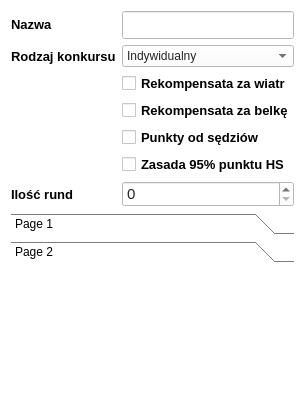
Old version of the form UI/EditorWidgets/CompetitionRulesEditorWidget.ui in the repository SiekamCebule/sj-sim.
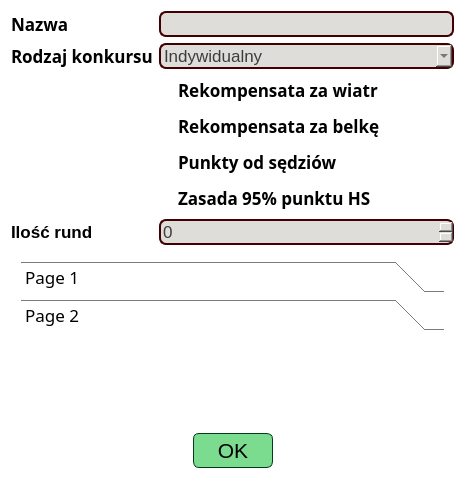
New version of the form. The open tabs and pages were chosen to show the change.

Diff of the .ui file:
```diff
--- a/UI/EditorWidgets/CompetitionRulesEditorWidget.ui
+++ b/UI/EditorWidgets/CompetitionRulesEditorWidget.ui
@@ -6,25 +6,26 @@
    <rect>
     <x>0</x>
     <y>0</y>
-    <width>296</width>
-    <height>403</height>
+    <width>465</width>
+    <height>479</height>
    </rect>
   </property>
   <property name="windowTitle">
    <string>Form</string>
   </property>
   <property name="styleSheet">
-   <string notr="true">background-color: rgb(255, 255, 255);
+   <string notr="true">background: transparent;
 color: black;</string>
   </property>
-  <layout class="QVBoxLayout" name="verticalLayout">
+  <layout class="QVBoxLayout" name="verticalLayout_2">
    <item>
     <layout class="QFormLayout" name="formLayout">
      <item row="0" column="0">
       <widget class="QLabel" name="label">
        <property name="font">
         <font>
-         <pointsize>10</pointsize>
+         <family>Quicksand Medium</family>
+         <pointsize>13</pointsize>
          <bold>true</bold>
         </font>
        </property>
@@ -41,7 +42,12 @@
         </font>
        </property>
        <property name="styleSheet">
-        <string notr="true">color: rgb(35, 35, 35);</string>
+        <string notr="true">QWidget{
+	background-color: rgb(222, 221, 218);
+	color: rgb(60, 60, 60);
+	border: 2px solid rgb(65, 0, 0);
+	border-radius: 7px;
+}</string>
        </property>
       </widget>
      </item>
@@ -49,7 +55,8 @@
       <widget class="QLabel" name="label_6">
        <property name="font">
         <font>
-         <pointsize>10</pointsize>
+         <family>Quicksand Medium</family>
+         <pointsize>13</pointsize>
          <bold>true</bold>
         </font>
        </property>
@@ -60,8 +67,18 @@
      </item>
      <item row="1" column="1">
       <widget class="QComboBox" name="comboBox_competitionType">
+       <property name="font">
+        <font>
+         <pointsize>13</pointsize>
+        </font>
+       </property>
        <property name="styleSheet">
-        <string>color: rgb(35, 35, 35);</string>
+        <string>QWidget{
+	background-color: rgb(222, 221, 218);
+	color: rgb(60, 60, 60);
+	border: 2px solid rgb(65, 0, 0);
+	border-radius: 7px;
+}</string>
        </property>
        <item>
         <property name="text">
@@ -79,7 +96,7 @@
       <widget class="QLabel" name="label_7">
        <property name="font">
         <font>
-         <pointsize>10</pointsize>
+         <pointsize>13</pointsize>
          <bold>true</bold>
         </font>
        </property>
@@ -92,11 +109,16 @@
       <widget class="QSpinBox" name="spinBox_roundsCount">
        <property name="font">
         <font>
-         <pointsize>11</pointsize>
+         <pointsize>13</pointsize>
         </font>
        </property>
        <property name="styleSheet">
-        <string notr="true">color: rgb(35, 35, 35);</string>
+        <string notr="true">QWidget{
+	background-color: rgb(222, 221, 218);
+	color: rgb(60, 60, 60);
+	border: 2px solid rgb(65, 0, 0);
+	border-radius: 7px;
+}</string>
        </property>
        <property name="maximum">
         <number>10000</number>
@@ -107,7 +129,8 @@
       <widget class="QCheckBox" name="checkBox_windCompensation">
        <property name="font">
         <font>
-         <pointsize>10</pointsize>
+         <family>Quicksand Medium</family>
+         <pointsize>13</pointsize>
          <bold>true</bold>
         </font>
        </property>
@@ -120,7 +143,8 @@
       <widget class="QCheckBox" name="checkBox_gateCompensation">
        <property name="font">
         <font>
-         <pointsize>10</pointsize>
+         <family>Quicksand Medium</family>
+         <pointsize>13</pointsize>
          <bold>true</bold>
         </font>
        </property>
@@ -133,7 +157,8 @@
       <widget class="QCheckBox" name="checkBox_judgesPoints">
        <property name="font">
         <font>
-         <pointsize>10</pointsize>
+         <family>Quicksand Medium</family>
+         <pointsize>13</pointsize>
          <bold>true</bold>
         </font>
        </property>
@@ -146,7 +171,8 @@
       <widget class="QCheckBox" name="checkBox_95HsRule">
        <property name="font">
         <font>
-         <pointsize>10</pointsize>
+         <family>Quicksand Medium</family>
+         <pointsize>13</pointsize>
          <bold>true</bold>
         </font>
        </property>
@@ -158,38 +184,153 @@
     </layout>
    </item>
    <item>
-    <widget class="QToolBox" name="toolBox_rounds">
-     <property name="currentIndex">
-      <number>0</number>
+    <widget class="QScrollArea" name="scrollArea">
+     <property name="styleSheet">
+      <string notr="true">QScrollArea{
+background: transparent;
+}
+QScrollBar::handle{
+border: 2px solid rgb(101, 23, 23);
+background-color: rgb(255, 229, 190);
+height: 10px;
+width: 5px;
+}</string>
      </property>
-     <widget class="QWidget" name="page">
+     <property name="widgetResizable">
+      <bool>true</bool>
+     </property>
+     <widget class="QWidget" name="scrollAreaWidgetContents">
       <property name="geometry">
        <rect>
         <x>0</x>
         <y>0</y>
-        <width>278</width>
-        <height>124</height>
+        <width>445</width>
+        <height>184</height>
        </rect>
       </property>
-      <attribute name="label">
-       <string>Page 1</string>
-      </attribute>
-     </widget>
-     <widget class="QWidget" name="page_2">
-      <property name="geometry">
-       <rect>
-        <x>0</x>
-        <y>0</y>
-        <width>278</width>
-        <height>124</height>
-       </rect>
-      </property>
-      <attribute name="label">
-       <string>Page 2</string>
-      </attribute>
+      <layout class="QVBoxLayout" name="verticalLayout">
+       <item>
+        <widget class="QToolBox" name="toolBox_rounds">
+         <property name="font">
+          <font>
+           <family>Quicksand Medium</family>
+           <pointsize>13</pointsize>
+          </font>
+         </property>
+         <property name="currentIndex">
+          <number>0</number>
+         </property>
+         <widget class="QWidget" name="page">
+          <property name="geometry">
+           <rect>
+            <x>0</x>
+            <y>0</y>
+            <width>427</width>
+            <height>41</height>
+           </rect>
+          </property>
+          <attribute name="label">
+           <string>Page 1</string>
+          </attribute>
+         </widget>
+         <widget class="QWidget" name="page_2">
+          <property name="geometry">
+           <rect>
+            <x>0</x>
+            <y>0</y>
+            <width>427</width>
+            <height>41</height>
+           </rect>
+          </property>
+          <attribute name="label">
+           <string>Page 2</string>
+          </attribute>
+         </widget>
+        </widget>
+       </item>
+       <item>
+        <spacer name="verticalSpacer">
+         <property name="orientation">
+          <enum>Qt::Vertical</enum>
+         </property>
+         <property name="sizeHint" stdset="0">
+          <size>
+           <width>20</width>
+           <height>40</height>
+          </size>
+         </property>
+        </spacer>
+       </item>
+      </layout>
      </widget>
     </widget>
    </item>
+   <item>
+    <layout class="QHBoxLayout" name="horizontalLayout">
+     <item>
+      <spacer name="horizontalSpacer">
+       <property name="orientation">
+        <enum>Qt::Horizontal</enum>
+       </property>
+       <property name="sizeHint" stdset="0">
+        <size>
+         <width>40</width>
+         <height>20</height>
+        </size>
+       </property>
+      </spacer>
+     </item>
+     <item>
+      <widget class="QPushButton" name="pushButton_submit">
+       <property name="minimumSize">
+        <size>
+         <width>80</width>
+         <height>35</height>
+        </size>
+       </property>
+       <property name="font">
+        <font>
+         <family>Ubuntu</family>
+         <pointsize>16</pointsize>
+        </font>
+       </property>
+       <property name="focusPolicy">
+        <enum>Qt::StrongFocus</enum>
+       </property>
+       <property name="styleSheet">
+        <string notr="true">QPushButton{
+border: 1px solid rgb(0, 59, 23);
+border-radius: 6px;
+color: rgb(0, 0, 0);
+background-color: rgb(123, 220, 144);
+}
+QPushButton:hover{
+background-color: rgb(153, 253, 174);
+}</string>
+       </property>
+       <property name="text">
+        <string>OK</string>
+       </property>
+       <property name="default">
+        <bool>true</bool>
+       </property>
+      </widget>
+     </item>
+     <item>
+      <spacer name="horizontalSpacer_2">
+       <property name="orientation">
+        <enum>Qt::Horizontal</enum>
+       </property>
+       <property name="sizeHint" stdset="0">
+        <size>
+         <width>40</width>
+         <height>20</height>
+        </size>
+       </property>
+      </spacer>
+     </item>
+    </layout>
+   </item>
   </layout>
  </widget>
  <resources/>
```
